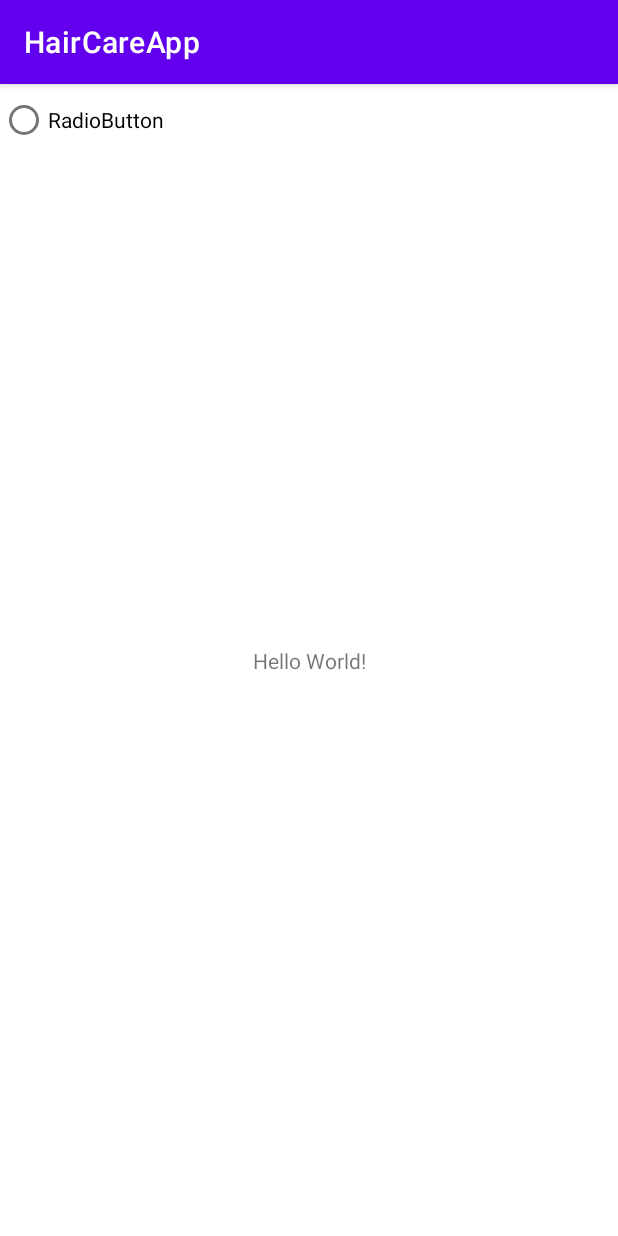
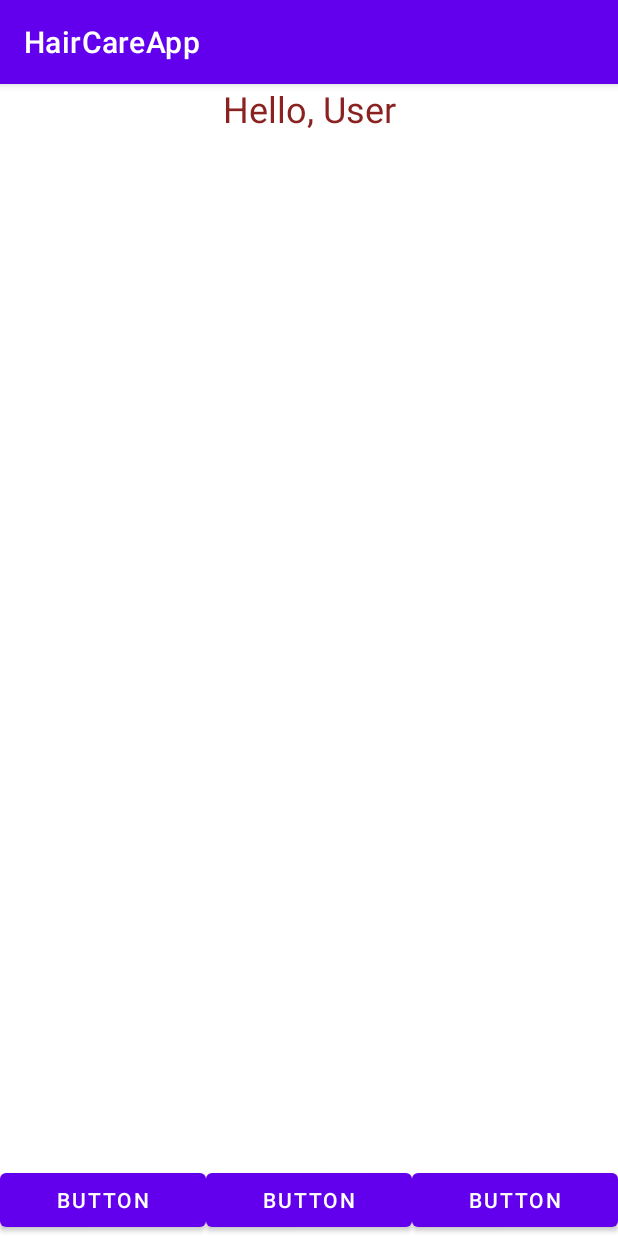
Before and after one commit to kedcs22/HairCareApp, an Android app: the screen it shows after launch (MainActivity), on a phone screen of 412 x 824 dp. Run offline under Robolectric (Android 15) with nearby library versions, the phone set to English and light mode, and no system bars.

Commit message:
added buttons & scroll view

```diff
--- a/app/src/main/res/layout/activity_main.xml
+++ b/app/src/main/res/layout/activity_main.xml
@@ -4,29 +4,67 @@
     xmlns:tools="http://schemas.android.com/tools"
     android:layout_width="match_parent"
     android:layout_height="match_parent"
+    android:textAlignment="center"
     tools:context=".MainActivity">
 
+    <LinearLayout
+        android:id="@+id/linearLayout"
+        android:layout_width="0dp"
+        android:layout_height="wrap_content"
+        android:orientation="horizontal"
+        app:layout_constraintBottom_toBottomOf="parent"
+        app:layout_constraintEnd_toEndOf="parent"
+        app:layout_constraintStart_toStartOf="parent">
+
+        <Button
+            android:id="@+id/button2"
+            android:layout_width="wrap_content"
+            android:layout_height="wrap_content"
+            android:layout_weight="1"
+            android:text="Button" />
+
+        <Button
+            android:id="@+id/button3"
+            android:layout_width="wrap_content"
+            android:layout_height="wrap_content"
+            android:layout_weight="1"
+            android:text="Button" />
+
+        <Button
+            android:id="@+id/button4"
+            android:layout_width="wrap_content"
+            android:layout_height="wrap_content"
+            android:layout_weight="1"
+            android:text="Button" />
+    </LinearLayout>
+
     <TextView
-        android:layout_width="wrap_content"
+        android:id="@+id/greetingView"
+        android:layout_width="0dp"
         android:layout_height="wrap_content"
-        android:text="Hello World!"
-        app:layout_constraintBottom_toBottomOf="parent"
+        android:text="Hello, User"
+        android:textAlignment="center"
+        android:textColor="#8A2222"
+        android:textSize="24sp"
         app:layout_constraintEnd_toEndOf="parent"
         app:layout_constraintStart_toStartOf="parent"
         app:layout_constraintTop_toTopOf="parent" />
 
-    <RadioButton
-        android:id="@+id/radioButton"
-        android:layout_width="wrap_content"
-        android:layout_height="wrap_content"
-        android:text="RadioButton"
-        tools:layout_editor_absoluteX="35dp"
-        tools:layout_editor_absoluteY="559dp" />
+    <ScrollView
+        android:layout_width="409dp"
+        android:layout_height="649dp"
+        android:layout_marginStart="1dp"
+        android:layout_marginTop="2dp"
+        android:layout_marginEnd="1dp"
+        app:layout_constraintBottom_toTopOf="@+id/linearLayout"
+        app:layout_constraintEnd_toEndOf="parent"
+        app:layout_constraintStart_toStartOf="parent"
+        app:layout_constraintTop_toBottomOf="@+id/greetingView">
 
-    <RadioGroup
-        android:layout_width="wrap_content"
-        android:layout_height="wrap_content"
-        tools:layout_editor_absoluteX="67dp"
-        tools:layout_editor_absoluteY="600dp" />
+        <LinearLayout
+            android:layout_width="match_parent"
+            android:layout_height="wrap_content"
+            android:orientation="vertical" />
+    </ScrollView>
 
 </androidx.constraintlayout.widget.ConstraintLayout>
```
